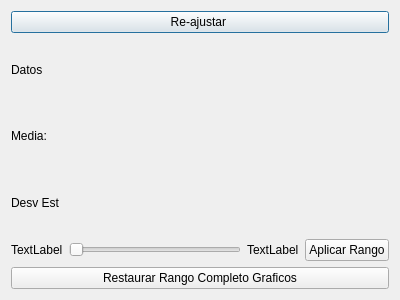
Above: analisisgrafico.ui from hectorda/Bio-Feedback before the change. Below: the same form after it.
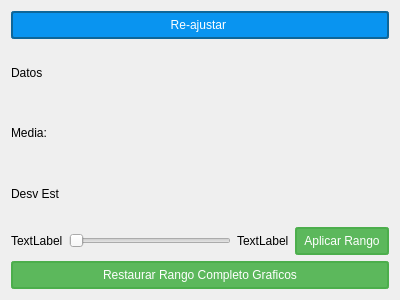
That is the form after the change. Custom widgets are drawn as their Qt base class.

Commit message: bug fix de slider maximun, y css

```diff
--- a/analisisgrafico.ui
+++ b/analisisgrafico.ui
@@ -16,6 +16,26 @@
   <layout class="QVBoxLayout" name="verticalLayout">
    <item>
     <widget class="QPushButton" name="pushButtonRescalar">
+     <property name="styleSheet">
+      <string notr="true">QPushButton{
+color : white;
+background: #0994f0;
+border: 2px solid #0e6699;
+border-radius: 3px;
+padding: 5px;
+min-width: 80px;
+}
+
+QPushButton:hover {
+background: #1077b3;
+border: 2px solid #005A81;
+}
+
+QPushButton:pressed {
+background: #0323FF;
+border: 3px solid #0000FF;
+}</string>
+     </property>
      <property name="text">
       <string>Re-ajustar </string>
      </property>
@@ -53,6 +73,10 @@
      </item>
      <item>
       <widget class="QxtSpanSlider" name="horizontalSlider">
+       <property name="styleSheet">
+        <string notr="true">
+</string>
+       </property>
        <property name="orientation">
         <enum>Qt::Horizontal</enum>
        </property>
@@ -67,6 +91,25 @@
      </item>
      <item>
       <widget class="QPushButton" name="pushButtonAplicarRango">
+       <property name="styleSheet">
+        <string notr="true">QPushButton{
+color : white;
+background-color: #5cb85c;
+border: 2px solid #4cae4c;
+border-radius: 3px;
+padding: 5px;
+min-width: 80px;
+}
+
+QPushButton:hover {
+background-color: #47a447;
+border: 2px solid #398439;
+}
+
+QPushButton:pressed {
+border: 3px solid #398439;
+}</string>
+       </property>
        <property name="text">
         <string>Aplicar Rango</string>
        </property>
@@ -76,6 +119,25 @@
    </item>
    <item>
     <widget class="QPushButton" name="pushButtonRestaurar">
+     <property name="styleSheet">
+      <string notr="true">QPushButton{
+color : white;
+background-color: #5cb85c;
+border: 2px solid #4cae4c;
+border-radius: 3px;
+padding: 5px;
+min-width: 80px;
+}
+
+QPushButton:hover {
+background-color: #47a447;
+border: 2px solid #398439;
+}
+
+QPushButton:pressed {
+border: 3px solid #398439;
+}</string>
+     </property>
      <property name="text">
       <string>Restaurar Rango Completo Graficos</string>
      </property>
```
Left out of the diff: 2 changed lines with no effect on the pictures. The commit also changes 3 other files.
